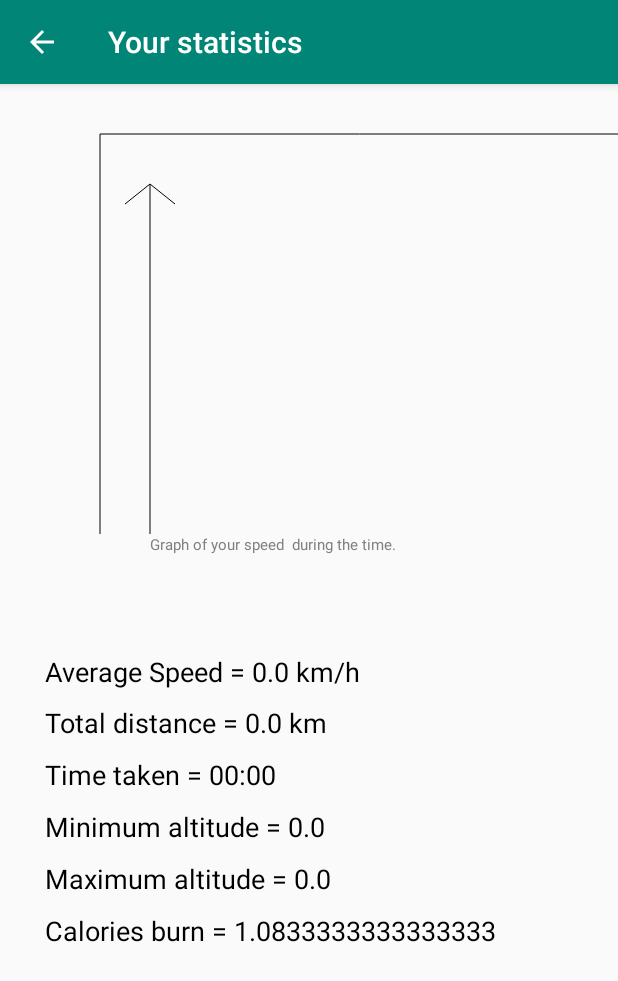
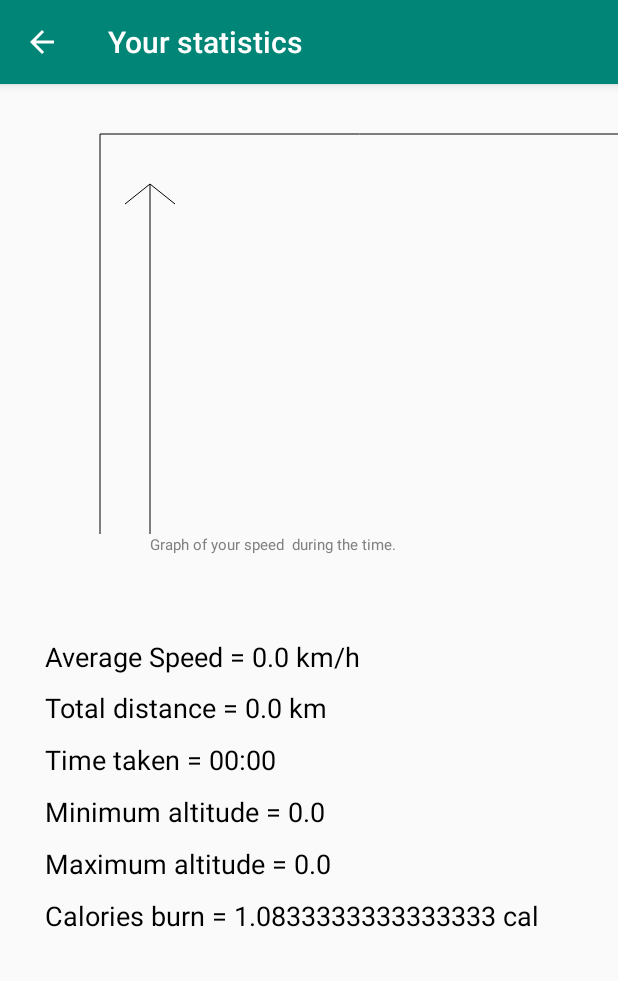
Before and after one commit to GauthierDenglos/AndroidGpsXplorer, an Android app: the statActivity screen opened directly, with no data from a screen before it, on a phone screen of 412 x 824 dp. Shown: the top 981 px of the screen. Run offline under Robolectric (Android 15) with nearby library versions, the phone set to English and light mode, and no system bars.

```diff
--- a/trailXplorer/app/src/main/java/com/javahelps/trailxplorer/statActivity.java
+++ b/trailXplorer/app/src/main/java/com/javahelps/trailxplorer/statActivity.java
@@ -43,7 +43,7 @@ public class statActivity extends AppCompatActivity {
         maxTime_txt.setText("Time taken = " + chronometer.getText().toString());
         aveSpeed_txt.setText("Average Speed = " + averagespeed + " km/h");
         maxDist_txt.setText("Total distance = " + totdist +" km");
-        calories_txt.setText("Calories burn = "+ calories);
+        calories_txt.setText("Calories burn = "+ calories + " cal");
 
 
         CustomView customView = new CustomView(this);
--- a/trailXplorer/app/src/main/res/layout/activity_stat.xml
+++ b/trailXplorer/app/src/main/res/layout/activity_stat.xml
@@ -1,6 +1,5 @@
 <?xml version="1.0" encoding="utf-8"?>
 <LinearLayout xmlns:android="http://schemas.android.com/apk/res/android"
-    xmlns:app="http://schemas.android.com/apk/res-auto"
     xmlns:tools="http://schemas.android.com/tools"
     android:layout_width="match_parent"
     android:layout_height="match_parent"
@@ -16,7 +15,7 @@
         android:layout_height="wrap_content"
         android:textSize="10dp"
         android:text="Graph of your speed  during the time."
-        android:layout_marginBottom="65dp"
+        android:layout_marginBottom="55dp"
         android:layout_marginLeft="100dp"
         android:textColor="#808080"/>
 
```
Also changed, not shown: trailXplorer/app/src/main/java/com/javahelps/trailxplorer/MainActivity.java (+11 -11 lines).
